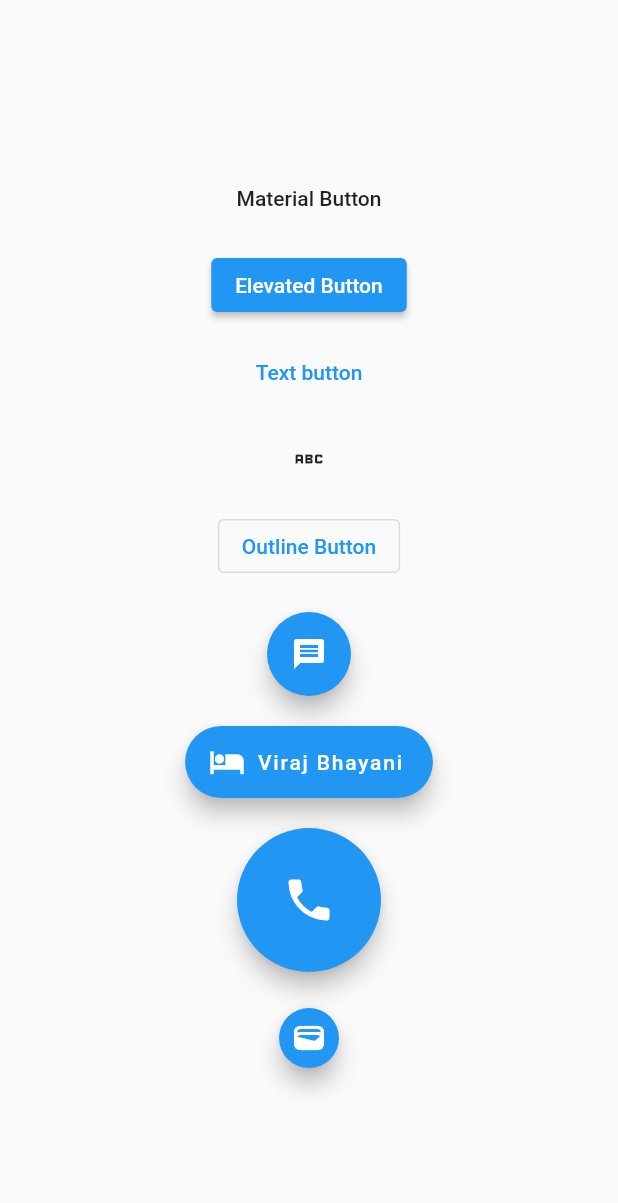
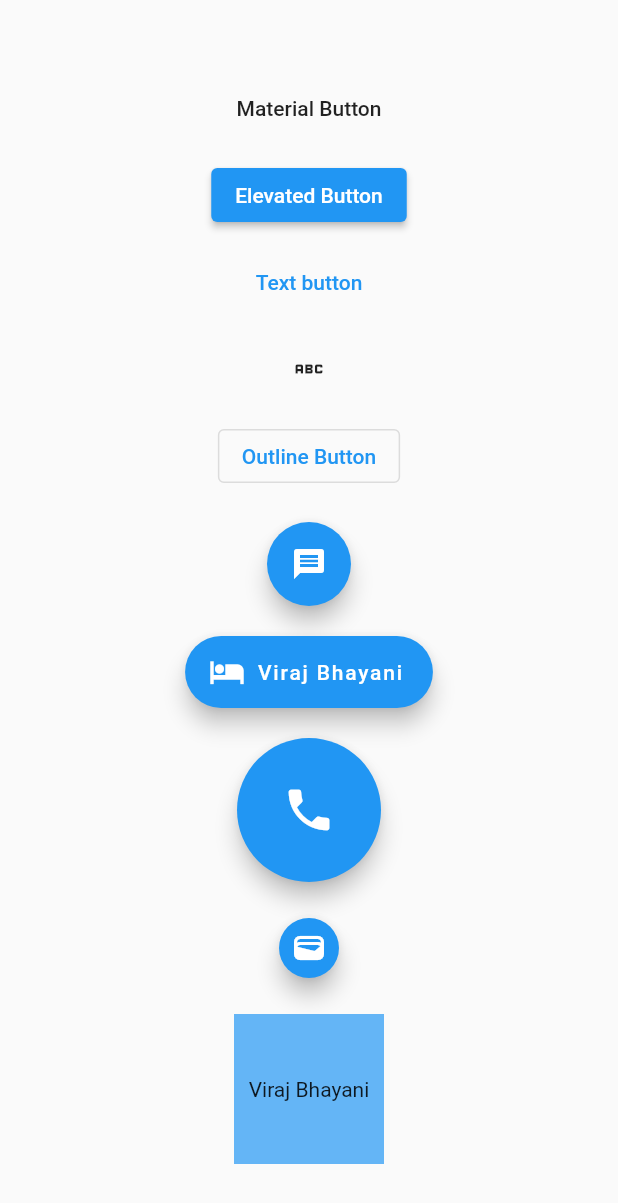
Before and after one commit to veerbhayani/first_application, a Flutter app: the screen it shows after launch, on a phone screen of 412 x 824 dp. Shown: the top 1203 px of the screen. Run offline on Flutter 3.47's test engine with Material 2 defaults, Android fonts, the phone set to English and light mode, and no system bars.

Commit message:
first_commit

```diff
--- a/lib/button_demo.dart
+++ b/lib/button_demo.dart
@@ -99,6 +99,27 @@ class ButtonDemo extends StatelessWidget {
                 Icons.wallet,
               ),
             ),
+            const SizedBox(
+              height: 20,
+            ),
+            GestureDetector(
+              onTap: () {
+                print('Hi i am OnTap Event');
+              },
+              onDoubleTap: () {
+                print('Hi i am OnDoubleTap Event');
+              },
+              onLongPress: () {
+                print('Hi i am LongPress Event');
+              },
+              child: Container(
+                height: 100,
+                width: 100,
+                color: Colors.blue[300],
+                alignment: Alignment.center,
+                child: const Text('Viraj Bhayani'),
+              ),
+            ),
           ],
         ),
       ),
```
